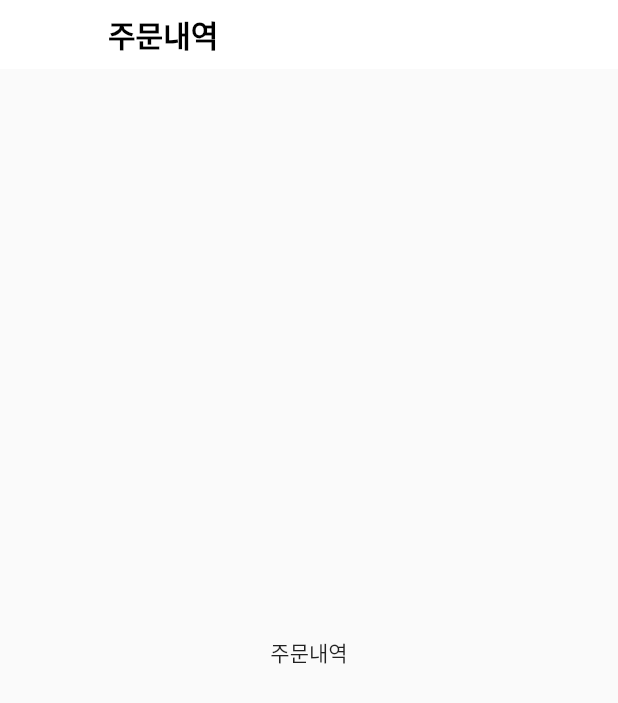
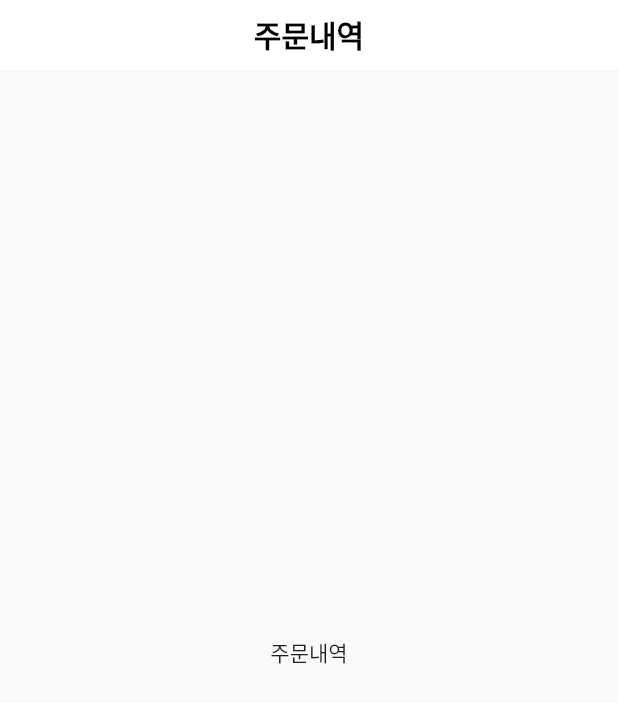
Before and after one commit to juhwan976/BAEMIN, a Flutter app: the OrderListPage screen opened directly, on a phone screen of 412 x 824 dp. Shown: the top 703 px of the screen. Run offline on Flutter 3.47's test engine with Material 2 defaults, Android fonts, the light colour scheme and no system bars.

Commit message:
centerTitle 속성을 true로 변경

```diff
--- a/baemin_app/lib/myBaeMinPage/MyBaeMinPage.dart
+++ b/baemin_app/lib/myBaeMinPage/MyBaeMinPage.dart
@@ -416,14 +416,13 @@ class _MyBaeMinPageState extends State<MyBaeMinPage> {
         // 46
         elevation: 0.0,
         backgroundColor: Colors.white,
-        title: Center(
-          child: Text(
+        centerTitle: true,
+        title: Text(
             'My배민',
             textScaleFactor: 0.82,
             style: TextStyle(
               fontSize: 20,
             ),
-          ),
         ),
       ),
       body: Container(
--- a/baemin_app/lib/orderListPage/OrderListPage.dart
+++ b/baemin_app/lib/orderListPage/OrderListPage.dart
@@ -41,6 +41,7 @@ class _OrderListPageState extends State<OrderListPage> {
         elevation: 0.0,
         toolbarHeight: 46,
         leading: _buildLeading(),
+        centerTitle: true,
         title: Text('주문내역'),
       ),
       body: Center(
--- a/baemin_app/lib/whatEatPage/WhatEatPage.dart
+++ b/baemin_app/lib/whatEatPage/WhatEatPage.dart
@@ -14,6 +14,7 @@ class _WhatEatPageState extends State<WhatEatPage> {
       appBar: AppBar(
         toolbarHeight: 44,
         elevation: 0.0,
+        centerTitle: true,
         title: Text('뭐먹지'),
       ),
       body: Center(
--- a/baemin_app/lib/zzimPage/ZZimPage.dart
+++ b/baemin_app/lib/zzimPage/ZZimPage.dart
@@ -82,6 +82,7 @@ class _ZZimPageState extends State<ZZimPage> {
               ),
             ),
           ),
+          centerTitle: true,
           title: Text('찜한가게', textScaleFactor: 0.82),
         ),
         body: TabBarView(
```
